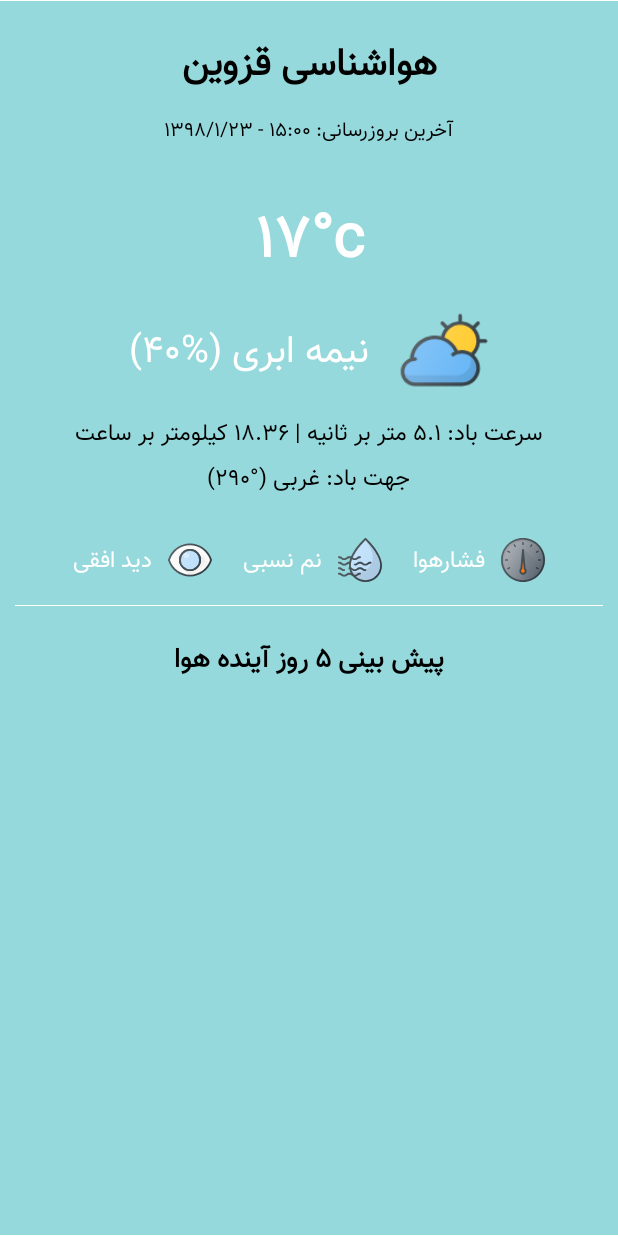
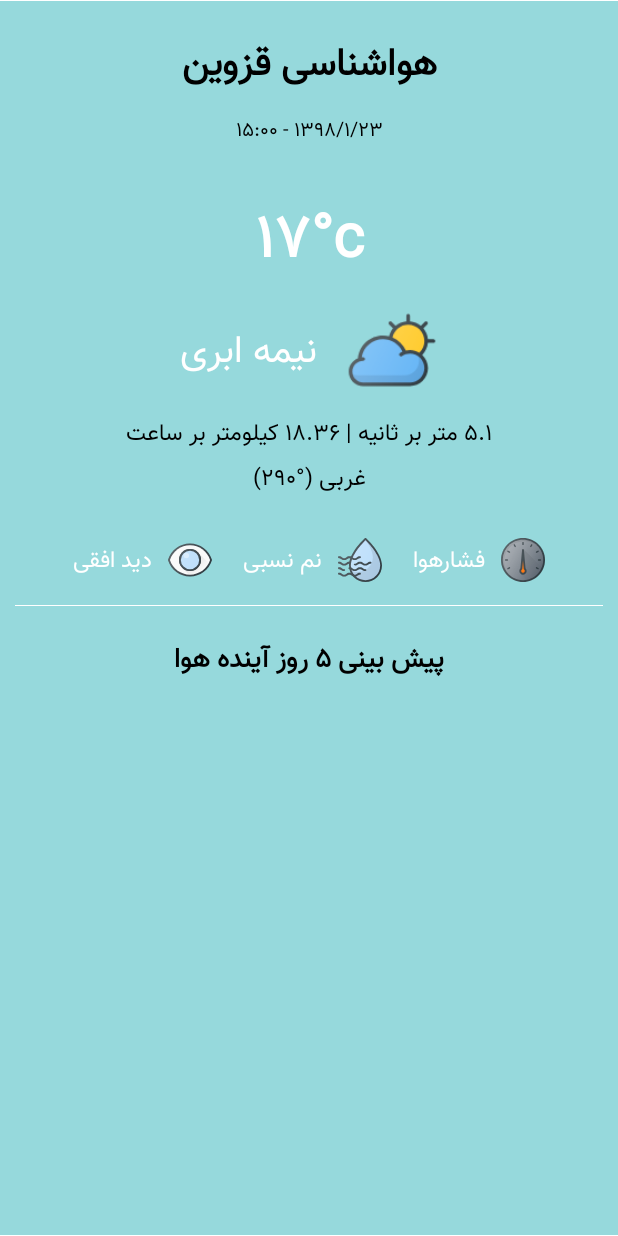
Before and after one commit to rezarasuolzadeh/weather, an Android app: the screen it shows after launch (WeatherActivity), on a phone screen of 412 x 824 dp. Run offline under Robolectric (Android 15) with nearby library versions, the phone set to English and light mode, and no system bars; 1 statement that could not run was skipped.

Commit message:
complete generator of the components.

```diff
--- a/app/src/main/java/ir/rezarasuolzadeh/weather/di/Modules.kt
+++ b/app/src/main/java/ir/rezarasuolzadeh/weather/di/Modules.kt
@@ -2,6 +2,7 @@ package ir.rezarasuolzadeh.weather.di
 
 import ir.rezarasuolzadeh.weather.interfaces.api.WeatherDao
 import ir.rezarasuolzadeh.weather.service.repositories.WeatherRepository
+import ir.rezarasuolzadeh.weather.service.utils.WeatherInfo
 import ir.rezarasuolzadeh.weather.viewmodel.WeatherViewModel
 import okhttp3.OkHttpClient
 import okhttp3.logging.HttpLoggingInterceptor
@@ -23,6 +24,7 @@ val weatherPageModule = module(override = true) {
     viewModel { WeatherViewModel(get()) }
     single { WeatherRepository(get()) }
     single { weatherDaoProvider(get()) }
+    single { WeatherInfo() }
 }
 
 // weather dao provider
--- a/app/src/main/java/ir/rezarasuolzadeh/weather/interfaces/api/WeatherDao.kt
+++ b/app/src/main/java/ir/rezarasuolzadeh/weather/interfaces/api/WeatherDao.kt
@@ -8,6 +8,11 @@ import retrofit2.http.Query
 interface WeatherDao {
 
     @POST("weather")
-    suspend fun getWeather(@Query("q") city: String, @Query("appid") token: String): Response<WeatherModel>
+    suspend fun getWeather(
+        @Query("q") city: String,
+        @Query("appid") token: String,
+        @Query("units") unit: String,
+        @Query("lang") language: String
+    ): Response<WeatherModel>
 
 }
--- a/app/src/main/java/ir/rezarasuolzadeh/weather/service/repositories/WeatherRepository.kt
+++ b/app/src/main/java/ir/rezarasuolzadeh/weather/service/repositories/WeatherRepository.kt
@@ -6,9 +6,12 @@ import ir.rezarasuolzadeh.weather.service.utils.Enums
 
 class WeatherRepository(private val weatherDao: WeatherDao) {
 
+    private val unit = "Metric"
+    private val language = "fa"
+
     suspend fun getWeather(city: String, token: String): Any? {
         return try {
-            val response = weatherDao.getWeather(city, token)
+            val response = weatherDao.getWeather(city, token, unit, language)
             if (response.isSuccessful && response.body() != null) {
                 response.body()!!
             } else {
--- a/app/src/main/java/ir/rezarasuolzadeh/weather/view/activities/WeatherActivity.kt
+++ b/app/src/main/java/ir/rezarasuolzadeh/weather/view/activities/WeatherActivity.kt
@@ -7,12 +7,16 @@ import androidx.lifecycle.Observer
 import ir.rezarasuolzadeh.weather.R
 import ir.rezarasuolzadeh.weather.service.models.WeatherModel
 import ir.rezarasuolzadeh.weather.service.utils.Enums
+import ir.rezarasuolzadeh.weather.service.utils.WeatherInfo
 import ir.rezarasuolzadeh.weather.viewmodel.WeatherViewModel
+import kotlinx.android.synthetic.main.activity_weather.*
+import org.koin.android.ext.android.inject
 import org.koin.androidx.viewmodel.ext.android.viewModel
 
 class WeatherActivity : AppCompatActivity(), Observer<Any?> {
 
     private val weatherViewModel by viewModel<WeatherViewModel>()
+    private val weatherInfo: WeatherInfo by inject()
 
     override fun onCreate(savedInstanceState: Bundle?) {
         super.onCreate(savedInstanceState)
@@ -26,7 +30,13 @@ class WeatherActivity : AppCompatActivity(), Observer<Any?> {
 
     override fun onChanged(response: Any?) {
         if (response is WeatherModel) {
-            Toast.makeText(this, response.main.humidity.toString(), Toast.LENGTH_SHORT).show()
+            temperatureTextView.text = weatherInfo.generateTemperature(response.main.temp)
+            conditionTextView.text = weatherInfo.generateCondition(response.weather[0].description)
+            pressureTextView.text = weatherInfo.generatePressure(response.main.pressure)
+            humidityTextView.text = weatherInfo.generateHumidity(response.main.humidity)
+            visibilityTextView.text = weatherInfo.generateVisibility(response.visibility)
+            windSpeedTextView.text = weatherInfo.generateWindSpeed(response.wind.speed)
+            windDegreeTextView.text = weatherInfo.generateWindDegree(response.wind.deg)
         }
         if (response is Enums.DataState) {
             if (response == Enums.DataState.FAILED) {
--- a/app/src/main/res/layout/activity_weather.xml
+++ b/app/src/main/res/layout/activity_weather.xml
@@ -51,24 +51,8 @@
                     android:textSize="25sp"
                     android:textStyle="bold" />
 
-                <LinearLayout
-                    android:layout_width="wrap_content"
-                    android:layout_height="wrap_content"
-                    android:layout_gravity="center"
-                    android:layoutDirection="rtl"
-                    android:orientation="horizontal">
-
                 <TextView
-                        android:layout_width="match_parent"
-                        android:layout_height="wrap_content"
-                        android:fontFamily="@font/vazir"
-                        android:gravity="center"
-                        android:padding="2dp"
-                        android:text="آخرین بروزرسانی:"
-                        android:textColor="@color/black"
-                        android:textSize="13sp" />
-
-                    <TextView
+                    android:id="@+id/lastUpdateTextView"
                     android:layout_width="match_parent"
                     android:layout_height="wrap_content"
                     android:fontFamily="@font/vazir"
@@ -78,9 +62,8 @@
                     android:textColor="@color/black"
                     android:textSize="13sp" />
 
-                </LinearLayout>
-
                 <TextView
+                    android:id="@+id/temperatureTextView"
                     android:layout_width="match_parent"
                     android:layout_height="wrap_content"
                     android:layout_marginTop="25dp"
@@ -99,42 +82,28 @@
                     android:orientation="horizontal">
 
                     <ImageView
+                        android:id="@+id/conditionImageView"
                         android:layout_width="80dp"
                         android:layout_height="80dp"
                         android:layout_gravity="center"
                         android:src="@mipmap/ic_weather" />
 
                     <TextView
+                        android:id="@+id/conditionTextView"
                         android:layout_width="match_parent"
                         android:layout_height="wrap_content"
                         android:layout_gravity="center"
                         android:fontFamily="@font/vazir"
                         android:gravity="center"
                         android:padding="10dp"
-                        android:text="نیمه ابری (%40)"
+                        android:text="نیمه ابری"
                         android:textColor="@color/white"
                         android:textSize="25sp" />
 
                 </LinearLayout>
 
-                <LinearLayout
-                    android:layout_width="wrap_content"
-                    android:layout_height="wrap_content"
-                    android:layout_gravity="center"
-                    android:layoutDirection="rtl"
-                    android:orientation="horizontal">
-
                 <TextView
-                        android:layout_width="match_parent"
-                        android:layout_height="wrap_content"
-                        android:fontFamily="@font/vazir"
-                        android:gravity="center"
-                        android:padding="2dp"
-                        android:text="سرعت باد:"
-                        android:textColor="@color/black"
-                        android:textSize="15sp" />
-
-                    <TextView
+                    android:id="@+id/windSpeedTextView"
                     android:layout_width="match_parent"
                     android:layout_height="wrap_content"
                     android:fontFamily="@font/vazir"
@@ -144,26 +113,8 @@
                     android:textColor="@color/black"
                     android:textSize="15sp" />
 
-                </LinearLayout>
-
-                <LinearLayout
-                    android:layout_width="wrap_content"
-                    android:layout_height="wrap_content"
-                    android:layout_gravity="center"
-                    android:layoutDirection="rtl"
-                    android:orientation="horizontal">
-
                 <TextView
-                        android:layout_width="match_parent"
-                        android:layout_height="wrap_content"
-                        android:fontFamily="@font/vazir"
-                        android:gravity="center"
-                        android:padding="2dp"
-                        android:text="جهت باد:"
-                        android:textColor="@color/black"
-                        android:textSize="15sp" />
-
-                    <TextView
+                    android:id="@+id/windDegreeTextView"
                     android:layout_width="match_parent"
                     android:layout_height="wrap_content"
                     android:fontFamily="@font/vazir"
@@ -172,8 +123,6 @@
                     android:text="غربی (°290)"
                     android:textColor="@color/black"
                     android:textSize="15sp" />
-
-                </LinearLayout>
 
                 <LinearLayout
                     android:layout_width="match_parent"
@@ -198,6 +147,7 @@
                             android:src="@drawable/ic_barometer" />
 
                         <TextView
+                            android:id="@+id/pressureTextView"
                             android:layout_width="match_parent"
                             android:layout_height="wrap_content"
                             android:layout_gravity="center"
@@ -227,6 +177,7 @@
                             android:src="@drawable/ic_humidity" />
 
                         <TextView
+                            android:id="@+id/humidityTextView"
                             android:layout_width="match_parent"
                             android:layout_height="wrap_content"
                             android:layout_gravity="center"
@@ -251,9 +202,10 @@
                             android:layout_height="40dp"
                             android:layout_gravity="center"
                             android:padding="5dp"
-                            android:src="@drawable/ic_visiblity" />
+                            android:src="@drawable/ic_visibility" />
 
                         <TextView
+                            android:id="@+id/visibilityTextView"
                             android:layout_width="match_parent"
                             android:layout_height="wrap_content"
                             android:layout_gravity="center"
--- a/app/src/main/res/values/strings.xml
+++ b/app/src/main/res/values/strings.xml
@@ -2,4 +2,5 @@
     <string name="app_name">Weather</string>
     <string name="token">b18c4e572a81d29a6189efa9441723d1</string>
     <string name="city">Qazvin</string>
+    <string name="units">Metric</string>
 </resources>
```
Also changed, not shown: app/src/main/java/ir/rezarasuolzadeh/weather/service/utils/WeatherInfo.kt (added, +65 -0 lines), app/src/main/res/drawable/ic_visibility.xml (renamed from app/src/main/res/drawable/ic_visiblity.xml), app/src/main/res/layout/model_forecast.xml (renamed from app/src/main/res/layout/forecast_model.xml). Lines whose indentation alone changed are shown as unchanged.
